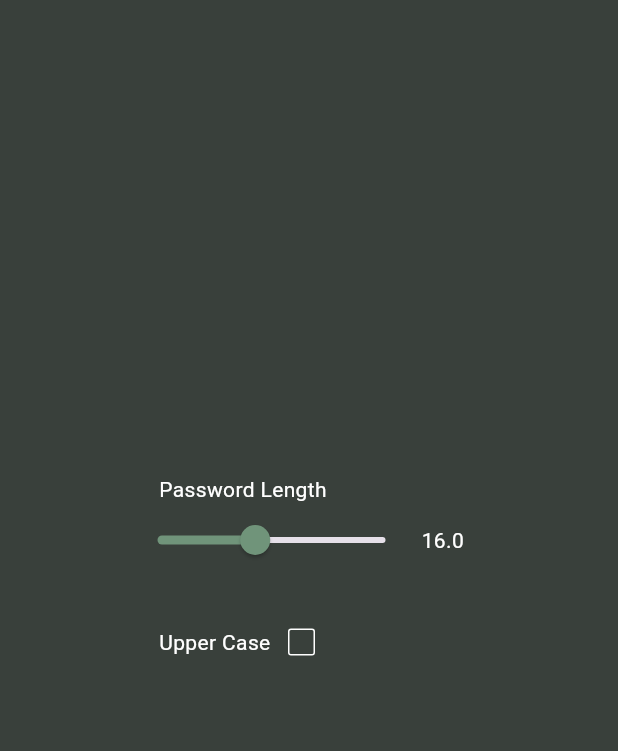
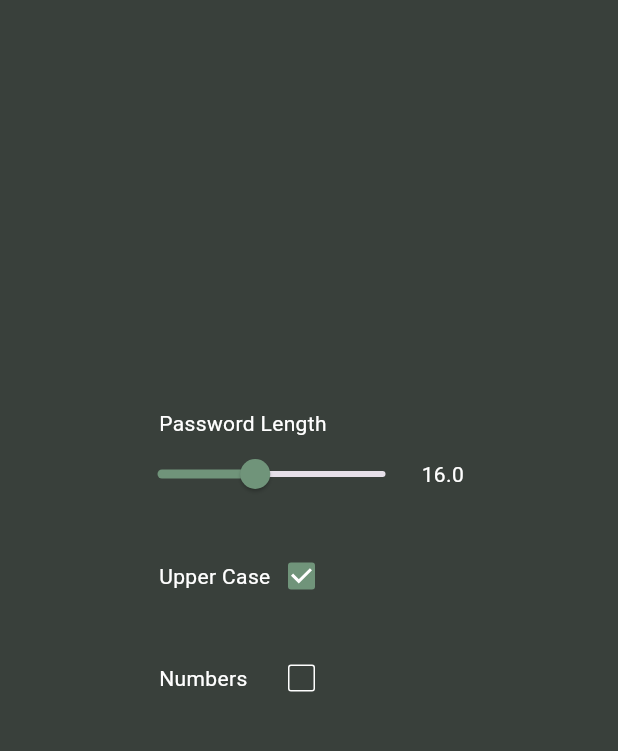
Before and after one commit to erenkarakayaw/basicflutterpasswordgenerator, a Flutter app: the screen it shows after launch, on a phone screen of 412 x 824 dp, the part 84-835 px from its top. Run offline on Flutter 3.47's test engine with Material 3 defaults, Android fonts, the phone set to English and light mode, and no system bars.

Commit message:
onemli
onemli parcalama islemleri

```diff
--- a/lib/appBody.dart
+++ b/lib/appBody.dart
@@ -1,4 +1,5 @@
 import 'package:flutter/material.dart';
+import 'checkBoxArea.dart';
 
 class appBody extends StatefulWidget {
   @override
@@ -8,7 +9,9 @@ class appBody extends StatefulWidget {
 class _appBody extends State<appBody> {
   double _slidervalue = 16;
 
-  bool _uppercase = false;
+  bool _uppercase = true;
+
+  bool _numbers = false;
 
   Color bizimyesil = Color.fromARGB(255, 112, 148, 122);
 
@@ -19,10 +22,12 @@ class _appBody extends State<appBody> {
   Map<String, String> keyler = {
     "appbartext_tr": "Şifre Oluşturucu",
     "appbartext_eng": "Basic Password Generator",
-    "pwd_tr" : "Şifre Uzunluğu",
-    "pwd_eng" : "Password Length",
-    "uppercase_tr" : "Büyük Harfler",
-    "uppercase_eng" : "Upper Case"
+    "pwd_tr": "Şifre Uzunluğu",
+    "pwd_eng": "Password Length",
+    "uppercase_tr": "Büyük Harfler",
+    "uppercase_eng": "Upper Case",
+    "numbers_tr": "Sayılar",
+    "numbers_eng": "Numbers"
   };
 
   String GetKey(String key) {
@@ -39,6 +44,12 @@ class _appBody extends State<appBody> {
   void setUpperCase(val) {
     setState(() {
       _uppercase = val as bool;
+    });
+  }
+
+  void setNumbers(val) {
+    setState(() {
+      _numbers = val as bool;
     });
   }
 
@@ -93,34 +104,17 @@ class _appBody extends State<appBody> {
             Container(
               height: 20,
             ),
-            Row(
-              mainAxisAlignment: MainAxisAlignment.center,
-              children: [
-                Container(
-                  width: 80,
-                  child:
-                  Text(GetKey("uppercase"), style: TextStyle(color: Colors.white)),
-                ),
-                Container(
-                  width: 30,
-                  child: Checkbox(
-                    value: _uppercase,
-                    focusColor: bizimyesil,
-                    activeColor: bizimyesil,
-                    side: const BorderSide(color: Colors.white),
-                    fillColor: MaterialStateProperty.resolveWith((states) {
-                      if (!states.contains(MaterialState.selected)) {
-                        return bizimsiyah;
-                      }
-                      return null;
-                    }),
-                    onChanged: (e) => {setUpperCase(e)},
-                  ),
-                ),
-                Container(
-                  width: 90,
-                )
-              ],
+            checkBoxArea(
+                localkey: GetKey("uppercase"),
+                onChanged: setUpperCase,
+                value: _uppercase),
+            Container(
+              height: 20,
+            ),
+            checkBoxArea(
+                localkey: GetKey("numbers"), value: _numbers, onChanged: setNumbers),
+            Container(
+              height: 20,
             )
           ],
         ),
--- /dev/null
+++ b/lib/checkBoxArea.dart
@@ -0,0 +1,58 @@
+import 'package:flutter/material.dart';
+
+class checkBoxArea extends StatefulWidget {
+
+  final String localkey;
+
+  final bool value;
+
+  final Function onChanged;
+
+  const checkBoxArea({required this.localkey, required this.value, required this.onChanged});
+
+
+  @override
+  _checkBoxArea createState() => _checkBoxArea();
+}
+
+class _checkBoxArea extends State<checkBoxArea> {
+
+  Color bizimyesil = Color.fromARGB(255, 112, 148, 122);
+
+  Color bizimsiyah = Color.fromARGB(255, 57, 64, 59);
+
+
+
+  @override
+  Widget build(BuildContext context) {
+    return Row(
+      mainAxisAlignment: MainAxisAlignment.center,
+      children: [
+        Container(
+          width: 80,
+          child:
+              Text(widget.localkey, style: TextStyle(color: Colors.white)),
+        ),
+        Container(
+          width: 30,
+          child: Checkbox(
+            value: widget.value,
+            focusColor: bizimyesil,
+            activeColor: bizimyesil,
+            side: const BorderSide(color: Colors.white),
+            fillColor: MaterialStateProperty.resolveWith((states) {
+              if (!states.contains(MaterialState.selected)) {
+                return bizimsiyah;
+              }
+              return null;
+            }),
+            onChanged: (e) => widget.onChanged(e),
+          ),
+        ),
+        Container(
+          width: 90,
+        )
+      ],
+    );
+  }
+}
--- /dev/null
+++ b/lib/pwdLengthArea.dart
@@ -0,0 +1,14 @@
+import 'package:flutter/material.dart';
+
+class pwdLengthArea extends StatefulWidget {
+  @override
+  _pwdLengthArea createState() => _pwdLengthArea();
+}
+
+class _pwdLengthArea extends State<pwdLengthArea> {
+  @override
+  Widget build(BuildContext context) {
+    return Text("data");
+  }
+
+}
```
